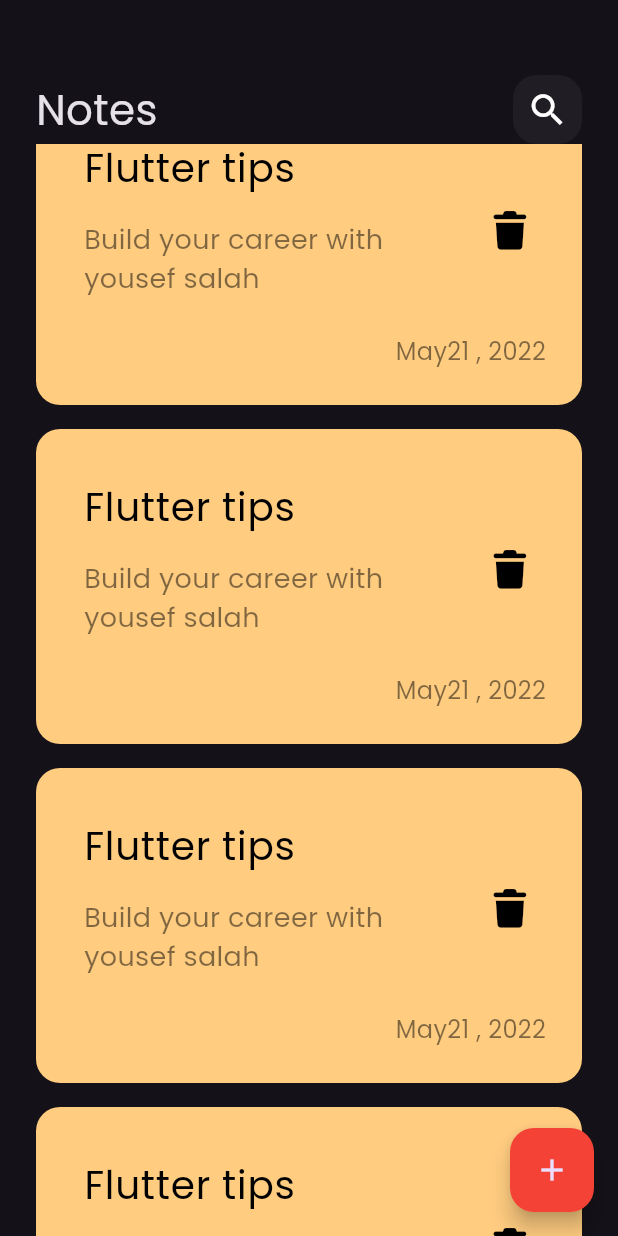
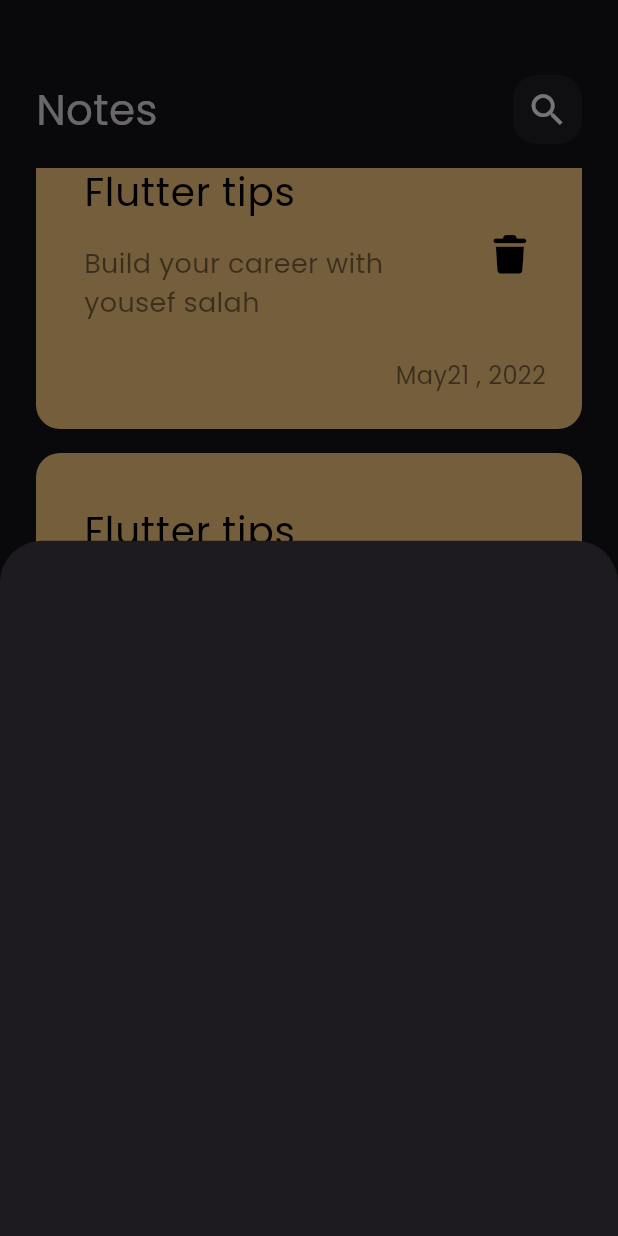
Before and after one commit to Yousef0Salah/notes_app, a Flutter app: the screen it shows after launch, scrolled down 2304 dp, after a tap on the "add" icon, on a phone screen of 412 x 824 dp. Run offline on Flutter 3.47's test engine with Material 3 defaults, Android fonts, the phone set to English and light mode, and no system bars; our stand-ins replace font_awesome_flutter.

Commit message:
show  note bottom sheet

```diff
--- a/lib/views/notes_view.dart
+++ b/lib/views/notes_view.dart
@@ -1,4 +1,5 @@
 import 'package:flutter/material.dart';
+import 'package:notes/views/widgets/add_note_bottom_sheet.dart';
 import 'package:notes/views/widgets/notes_view_body.dart';
 
 class NotesView extends StatelessWidget {
@@ -10,7 +11,14 @@ class NotesView extends StatelessWidget {
       floatingActionButton: FloatingActionButton(
         backgroundColor: Colors.red,
         splashColor: Colors.green,
-        onPressed: () {},
+        onPressed: () {
+          showModalBottomSheet(
+            context: context,
+            builder: (context) {
+              return AddNoteBottomSheet();
+            },
+          );
+        },
         child: const Icon(Icons.add),
       ),
       body: NotesViewsBody(),
--- /dev/null
+++ b/lib/views/widgets/add_note_bottom_sheet.dart
@@ -0,0 +1,12 @@
+
+
+import 'package:flutter/material.dart';
+
+class AddNoteBottomSheet extends StatelessWidget {
+  const AddNoteBottomSheet({super.key});
+
+  @override
+  Widget build(BuildContext context) {
+    return Container();
+  }
+}
--- a/lib/views/widgets/notes_list_view.dart
+++ b/lib/views/widgets/notes_list_view.dart
@@ -6,10 +6,14 @@ class NotesListView extends StatelessWidget {
 
   @override
   Widget build(BuildContext context) {
-    return ListView.builder(
-      itemBuilder: (context, index) {
-        return const NoteItem();
-      },
+    return Padding(
+      padding: const EdgeInsets.symmetric(vertical: 16),
+      child: ListView.builder(
+        padding: EdgeInsets.zero,
+        itemBuilder: (context, index) {
+          return const NoteItem();
+        },
+      ),
     );
   }
 }
```
